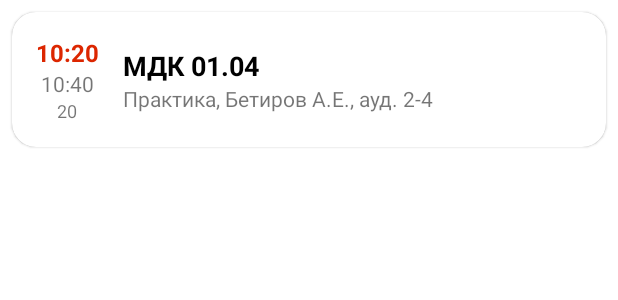
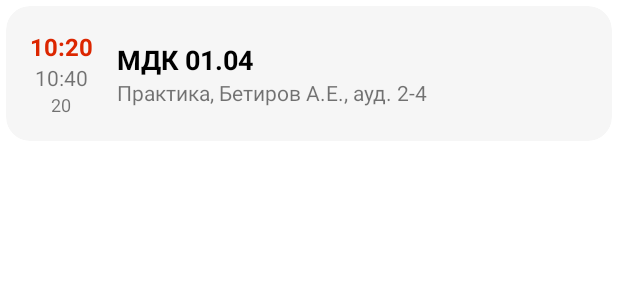
Before and after one commit to NikitaTr99/my-vspc-android, an Android app: the layout rv_item_schedule_lesson.xml on its own in the app's theme, with its tools: preview values and no code run, on a phone screen of 412 x 824 dp. Shown: the top 300 px of the screen. Run offline under Robolectric (Android 15) with nearby library versions, the phone set to English and light mode, and no system bars.

Commit message:
set theme for lesson card and today

```diff
--- a/app/src/main/java/com/ntsoftware/vspc/myvspc/screens/discover/holders/TodayHolder.kt
+++ b/app/src/main/java/com/ntsoftware/vspc/myvspc/screens/discover/holders/TodayHolder.kt
@@ -14,6 +14,6 @@ class TodayHolder(itemView: View): DiscoverHolder(itemView) {
 
     override fun bind() {
         val locale = itemView.context.resources.configuration.locale
-        info_text.text = SimpleDateFormat("EEEE, dd MMMM",locale).format(Date())
+        info_text.text = SimpleDateFormat("EEEE, dd MMMM",locale).format(Date()).capitalize()
     }
 }
--- a/app/src/main/res/layout/rv_item_discover_today.xml
+++ b/app/src/main/res/layout/rv_item_discover_today.xml
@@ -2,9 +2,9 @@
 <androidx.constraintlayout.widget.ConstraintLayout xmlns:android="http://schemas.android.com/apk/res/android"
     xmlns:app="http://schemas.android.com/apk/res-auto"
     xmlns:tools="http://schemas.android.com/tools"
+    android:layout_marginHorizontal="16dp"
     android:layout_width="match_parent"
     android:layout_height="wrap_content"
-    android:paddingHorizontal="16dp"
     android:layout_marginVertical="8dp"
     android:paddingVertical="8dp">
 
@@ -24,7 +24,6 @@
         android:id="@+id/textView2"
         android:layout_width="wrap_content"
         android:layout_height="wrap_content"
-        android:layout_marginStart="8dp"
         android:text="@string/discover_info_today"
         android:textColor="?attr/colorOnSurface"
         android:textSize="20sp"
--- a/app/src/main/res/layout/rv_item_schedule_lesson.xml
+++ b/app/src/main/res/layout/rv_item_schedule_lesson.xml
@@ -1,8 +1,11 @@
 <?xml version="1.0" encoding="utf-8"?>
 <com.google.android.material.card.MaterialCardView xmlns:tools="http://schemas.android.com/tools"
     app:cardCornerRadius="16dp"
-    android:layout_marginHorizontal="8dp"
-    android:layout_marginVertical="8dp"
+    android:layout_marginHorizontal="4dp"
+    android:layout_marginVertical="4dp"
+
+    style="@style/LessonCard"
+
     xmlns:android="http://schemas.android.com/apk/res/android"
     android:layout_width="match_parent"
     android:layout_height="wrap_content"
--- a/app/src/main/res/values-night/themes.xml
+++ b/app/src/main/res/values-night/themes.xml
@@ -24,4 +24,9 @@
         <item name="elevation">00dp</item>
     </style>
 
+    <style name="LessonCard">
+<!--        <item name="cardBackgroundColor">@color/colorLessonCardLight</item>-->
+        <item name="cardElevation">1dp</item>
+    </style>
+
 </resources>
--- a/app/src/main/res/values/colors.xml
+++ b/app/src/main/res/values/colors.xml
@@ -29,4 +29,10 @@
     <color name="colorPrimaryGradDark">#2847E2</color>
     <color name="colorAccentGradLight">#F7E131</color>
     <color name="colorAccentGradDark">#C2302E</color>
+
+    <color name="colorLessonCardLight">#F6F6F6</color>
+    <color name="colorOnLessonCardLight">#000000</color>
+
+    <color name="colorLessonCardDark">#121212</color>
+    <color name="colorOnLessonCardDark">#FFFFFF</color>
 </resources>
--- a/app/src/main/res/values/themes.xml
+++ b/app/src/main/res/values/themes.xml
@@ -81,6 +81,11 @@
         <item name="android:paddingRight">1dp</item>
     </style>
 
+    <style name="LessonCard">
+        <item name="cardBackgroundColor">@color/colorLessonCardLight</item>
+        <item name="cardElevation">0dp</item>
+    </style>
+
 
     <style name="Widget.MaterialComponents.NavigationView.DrawerNavigation">
     </style>
```
